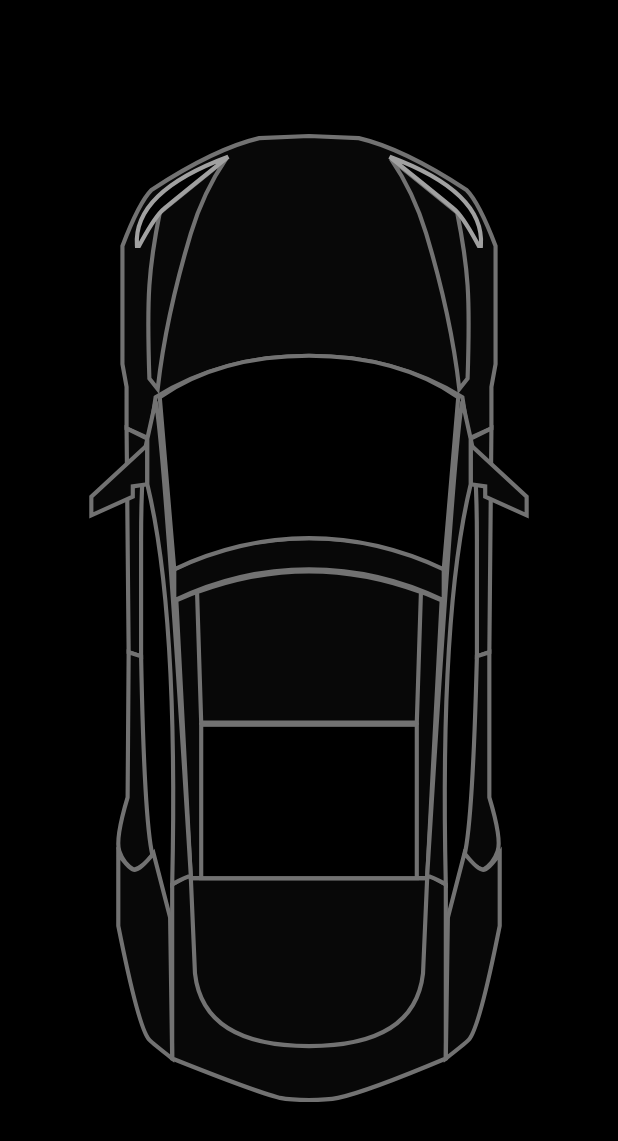
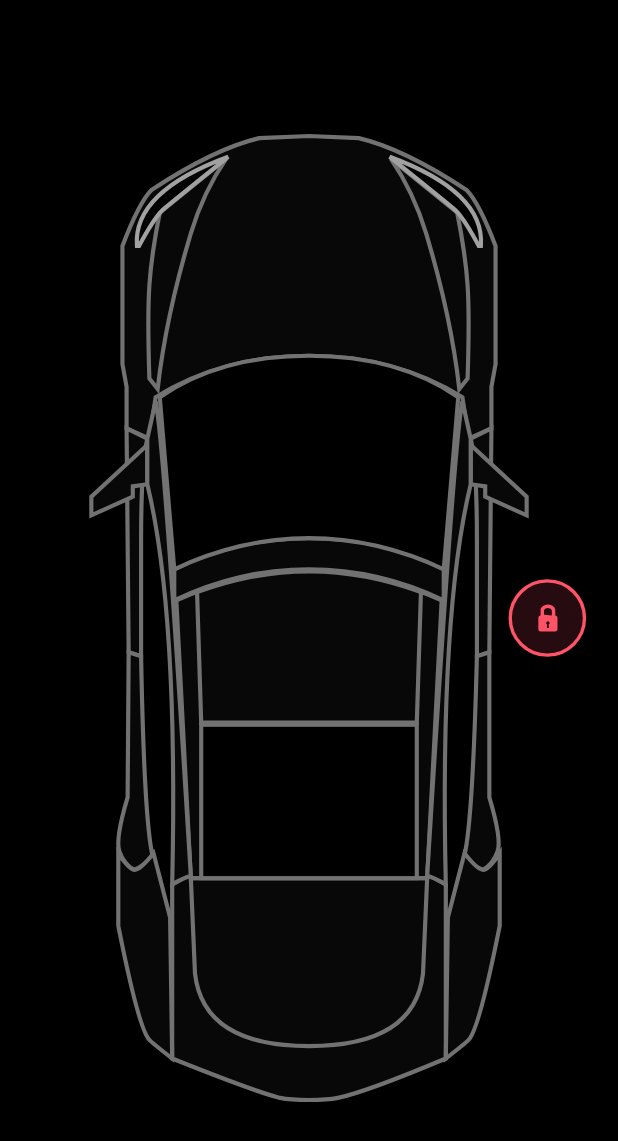
Before and after one commit to ashimMarch/animated_car_flutter, a Flutter app: the screen it shows after launch, on a phone screen of 412 x 824 dp. Shown: the top 1141 px of the screen. Run offline on Flutter 3.47's test engine with Material 2 defaults, Android fonts, the light colour scheme and no system bars; our stand-ins replace flutter_svg.

Commit message:
before switching loack and unlock
lock svg added to left door

```diff
--- a/lib/screens/home_screen.dart
+++ b/lib/screens/home_screen.dart
@@ -8,22 +8,22 @@ class HomeScreen extends StatelessWidget {
   Widget build(BuildContext context) {
     return Scaffold(
       body: SafeArea(
-        child: LayoutBuilder(// we need to know how much width and height available for this car after taken AppBar and NavBar space
+        child: LayoutBuilder(
           builder: (context, constrains) {
-            print('constrains.maxHeight : ${constrains.maxHeight} ');
-            print('constrains.minHeight : ${constrains.minHeight}');
-            print('constrains.maxWidth : ${constrains.maxWidth}');
-            print('constrains.minWidth : ${constrains.minWidth}');
-            print('\n ${constrains.maxHeight*0.1}\n');
             return Stack(
+              alignment: Alignment.center,
               children: [
                 Padding(
-                  padding: EdgeInsets.symmetric(vertical: constrains.maxHeight*0.1),
+                  padding: EdgeInsets.symmetric(vertical: constrains.maxHeight*0.10),
                   child: SvgPicture.asset(
                     'assets/icons/Car.svg',
                     width: double.infinity,
                     height: double.infinity,
                   ),
+                ),
+                Positioned(
+                  right: constrains.maxWidth*0.05,
+                  child: SvgPicture.asset('assets/icons/door_lock.svg'),
                 ),
               ],
             );
```
